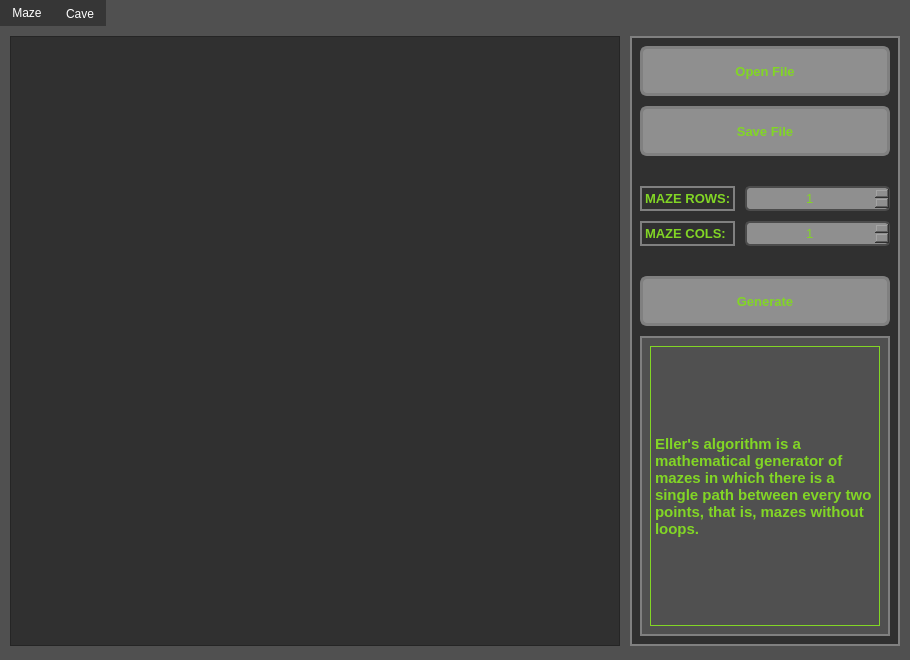
First picture: the form in src/view/view.ui, repository burshlatt/CPP_Qt_MazeAndCave, before the edit.
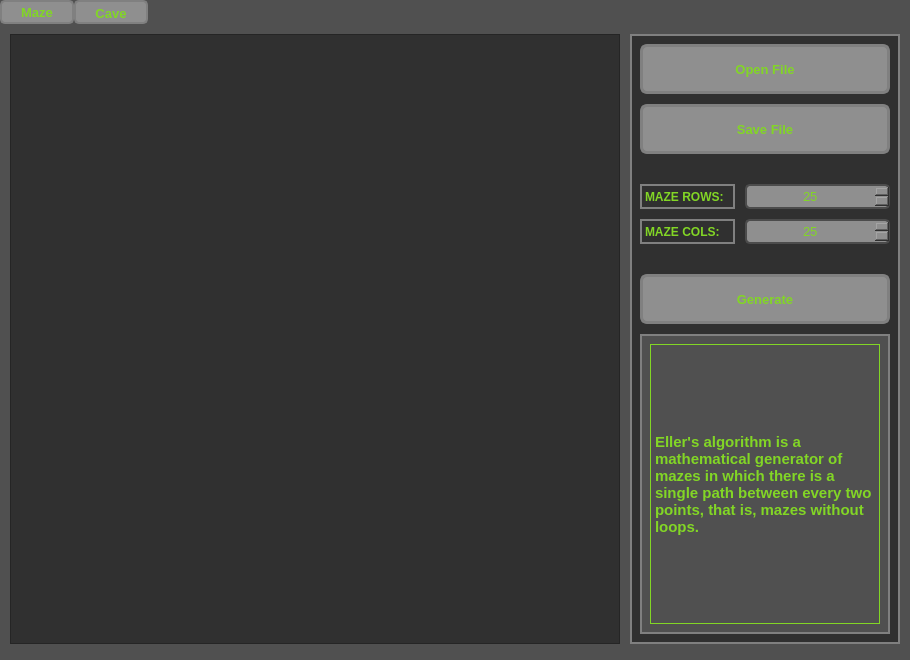
Second picture: the form after the edit. The open tabs and pages were chosen to show the change. Icons and pictures are not drawn.

```diff
--- a/src/view/view.ui
+++ b/src/view/view.ui
@@ -31,6 +31,12 @@
       <height>660</height>
      </rect>
     </property>
+    <property name="font">
+     <font>
+      <pointsize>10</pointsize>
+      <bold>true</bold>
+     </font>
+    </property>
     <property name="styleSheet">
      <string notr="true">QTabWidget {
 	color: white;
@@ -38,12 +44,23 @@
 	border: 0px;
 }
 
+QTabWidget::tab-bar {
+	alignment: center;
+}
+
 QTabBar::tab {
-	color: white;
-	background-color: #363636;
+	color: #82D625;
+	background-color: #8F8F8F;
+	border-radius: 5px;
+	border: 2px solid gray;
+	height: 20px;
+	width: 70px;
 }
 
-QTabWidget::pane { border: 0; }</string>
+QTabWidget::pane {
+	border: 0;
+}
+</string>
     </property>
     <property name="currentIndex">
      <number>1</number>
@@ -223,6 +240,9 @@
        <property name="maximum">
         <number>50</number>
        </property>
+       <property name="value">
+        <number>25</number>
+       </property>
       </widget>
       <widget class="QSpinBox" name="ColsValue">
        <property name="enabled">
@@ -285,7 +305,7 @@
         <number>50</number>
        </property>
        <property name="value">
-        <number>1</number>
+        <number>25</number>
        </property>
       </widget>
       <widget class="QPushButton" name="btnGenerate">
@@ -334,7 +354,7 @@
        </property>
        <property name="font">
         <font>
-         <pointsize>10</pointsize>
+         <pointsize>9</pointsize>
          <bold>true</bold>
         </font>
        </property>
@@ -358,7 +378,7 @@
        </property>
        <property name="font">
         <font>
-         <pointsize>10</pointsize>
+         <pointsize>9</pointsize>
          <bold>true</bold>
         </font>
        </property>
```
Left out of the diff: 24 changed lines with no effect on the pictures.
